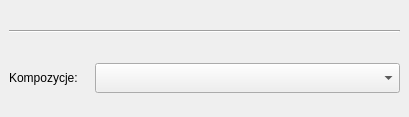
First picture: the form in kompozycje_widget.ui, repository GIAPspzoo/GIAP_PolaMap_lite, before the edit.
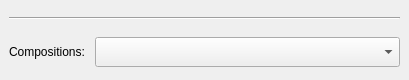
Second picture: the form after the edit.

What changed in the file:
```diff
--- a/kompozycje_widget.ui
+++ b/kompozycje_widget.ui
@@ -7,7 +7,7 @@
     <x>0</x>
     <y>0</y>
     <width>409</width>
-    <height>117</height>
+    <height>80</height>
    </rect>
   </property>
   <property name="windowTitle">
@@ -205,7 +205,7 @@
          </size>
         </property>
         <property name="text">
-         <string>Kompozycje:</string>
+         <string>Compositions:</string>
         </property>
        </widget>
       </item>
```
Left out of the diff: 8 changed lines with no effect on the pictures.
